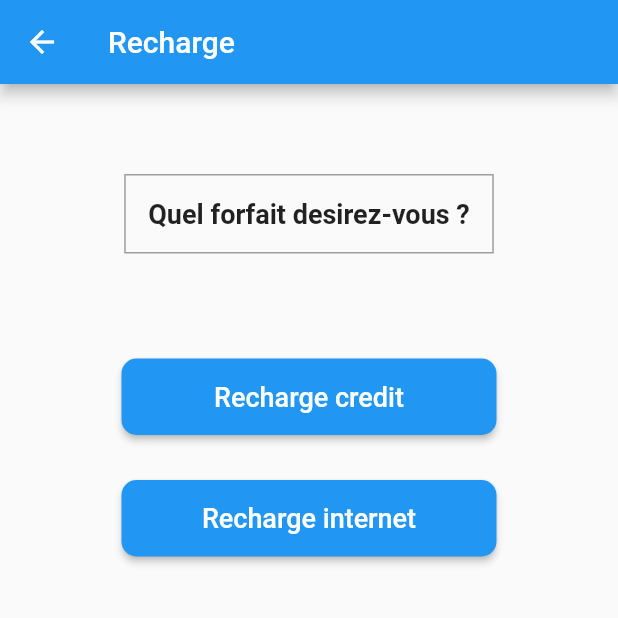
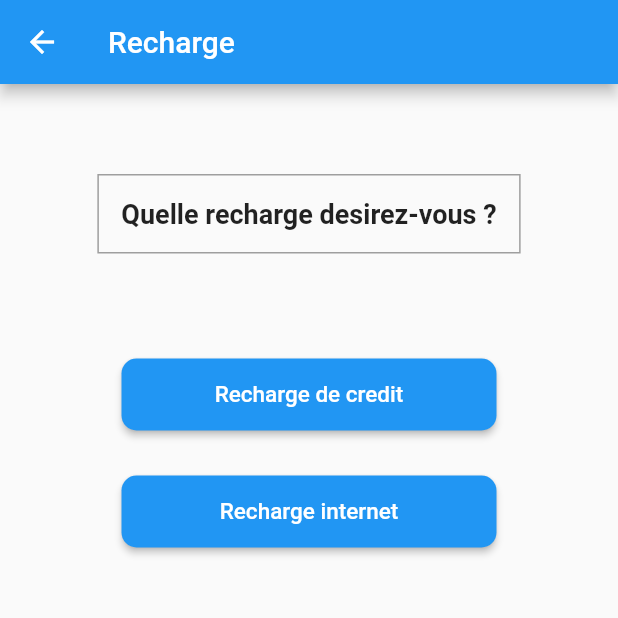
Before and after one commit to Chevalier-du-web/caller_app, a Flutter app: the RechargePage screen opened directly, on a phone screen of 412 x 824 dp, the top half of it. Run offline on Flutter 3.47's test engine with Material 2 defaults, Android fonts, the phone set to English and light mode, and no system bars; our stand-ins replace adaptive_theme, curved_navigation_bar, share, shared_preferences, smooth_page_indicator; missing offline and left inert: flutter_phone_direct_caller; accounts and stored records are empty.

Commit message:
mise a jour des accents

```diff
--- a/lib/option_money.dart
+++ b/lib/option_money.dart
@@ -60,7 +60,7 @@ class _RetraitArgentState extends State<RetraitArgent> {
                 //numero de telephone ...
                 Container(
                     margin: EdgeInsets.only(right: 20,bottom: 7),
-                    child: Text('      Telephone du beneficiaire',style: TextStyle(fontSize: 16,fontWeight: FontWeight.bold),)),
+                    child: Text('      Téléphone du bénéficiaire',style: TextStyle(fontSize: 16,fontWeight: FontWeight.bold),)),
                 Card(
                   child: Container(
                     width: 220,
@@ -74,7 +74,7 @@ class _RetraitArgentState extends State<RetraitArgent> {
                       controller: _phone,
                       keyboardType: TextInputType.number,
                       decoration: InputDecoration(
-                          hintText: 'Telephone',
+                          hintText: 'Téléphone',
                           focusedBorder: InputBorder.none,
                           border: InputBorder.none,
                         prefixIcon: Icon(Icons.phone)
--- a/lib/pages/calcul_orange.dart
+++ b/lib/pages/calcul_orange.dart
@@ -64,7 +64,7 @@ class _CalculOrangeState extends State<CalculOrange> {
                 ),
               ),
               SizedBox(height: 30,),
-              Text('Frais de retrait ',style: TextStyle(fontWeight: FontWeight.bold,fontSize: 15)),
+              Text('Frais de retrait d\'argent',style: TextStyle(fontWeight: FontWeight.bold,fontSize: 15)),
               Container(
                 padding: EdgeInsets.all(20),
                 decoration: BoxDecoration(
--- a/lib/pages/calculmtn.dart
+++ b/lib/pages/calculmtn.dart
@@ -64,7 +64,7 @@ class _CalculMTNState extends State<CalculMTN> {
                 ),
               ),
               SizedBox(height: 30,),
-              Text('Frais de retrait ',style: TextStyle(fontWeight: FontWeight.bold,fontSize: 15)),
+              Text('Frais de retrait d\'argent',style: TextStyle(fontWeight: FontWeight.bold,fontSize: 15)),
               SizedBox(height: 20,),
               Container(
                 padding: EdgeInsets.all(20),
--- a/lib/pages/mon_numero.dart
+++ b/lib/pages/mon_numero.dart
@@ -38,14 +38,14 @@ class _MonNumeroState extends State<MonNumero> {
   Widget build(BuildContext context) {
     return Scaffold(
       appBar: AppBar(
-        title: Text('Mon numero'),
+        title: Text('Mon numéro'),
       ),
       body: SingleChildScrollView(
         child: Center(
           child: Column(
             children: [
               SizedBox(height: 40,),
-              Text('Quel numero voulez-vous avoir ?',
+              Text('Quel numéro voulez-vous avoir ?',
                 style: TextStyle(fontSize: 17,fontWeight: FontWeight.bold),),
               SizedBox(height: 40,),
               GestureDetector(
--- a/lib/pages/payment_facture.dart
+++ b/lib/pages/payment_facture.dart
@@ -90,7 +90,7 @@ class _PaymentFactureState extends State<PaymentFacture> {
                             ),
                           ),
                           SizedBox(width: 4,),
-                          Text('ENEO prepaye',style: TextStyle(fontWeight: FontWeight.bold,fontSize: 11,color:Colors.black,),)
+                          Text('ENEO prépayé',style: TextStyle(fontWeight: FontWeight.bold,fontSize: 11,color:Colors.black,),)
                         ],
                       ),
                       Container(
--- a/lib/pages/recharge.dart
+++ b/lib/pages/recharge.dart
@@ -27,7 +27,7 @@ class _RechargePageState extends State<RechargePage> {
                   color: Colors.transparent,
                   border: Border.all(color: Colors.grey)
                 ),
-                  child: Text('Quel forfait desirez-vous ?',
+                  child: Text('Quelle recharge desirez-vous ?',
                   style: TextStyle(fontSize: 18,fontWeight: FontWeight.bold),)),
             SizedBox(height: 70,),
             Center(
@@ -48,8 +48,8 @@ class _RechargePageState extends State<RechargePage> {
                         child:
                         Padding(
                           padding: EdgeInsets.fromLTRB(35, 15, 35, 15),
-                          child: Text('Recharge credit',style: TextStyle(
-                              fontSize: 18,color: Colors.white
+                          child: Text('Recharge de credit',style: TextStyle(
+                              fontSize: 15,color: Colors.white
 
                           ),),
                         ),),
@@ -79,7 +79,7 @@ class _RechargePageState extends State<RechargePage> {
                         Padding(
                           padding: EdgeInsets.fromLTRB(35, 15, 35, 15),
                           child: Text('Recharge internet',style: TextStyle(
-                              fontSize: 18,color: Colors.white
+                              fontSize: 15,color: Colors.white
 
                           ),),
                         ),),
```
Also changed, not shown: lib/forfaitSMS.dart (+14 -14 lines).
